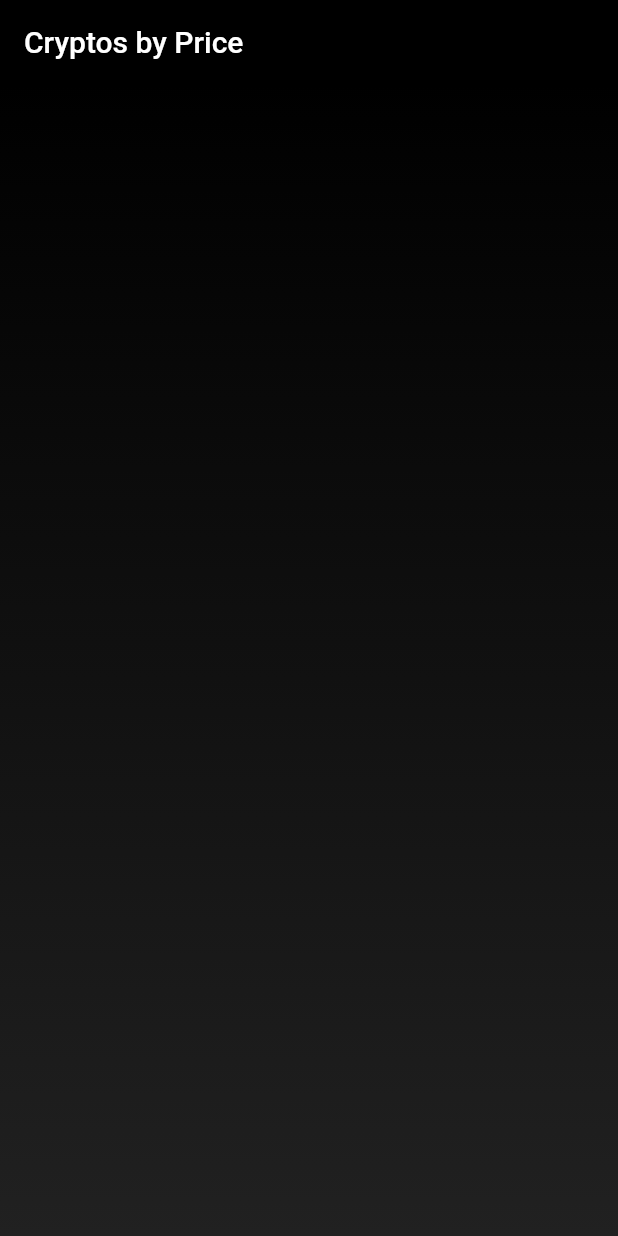
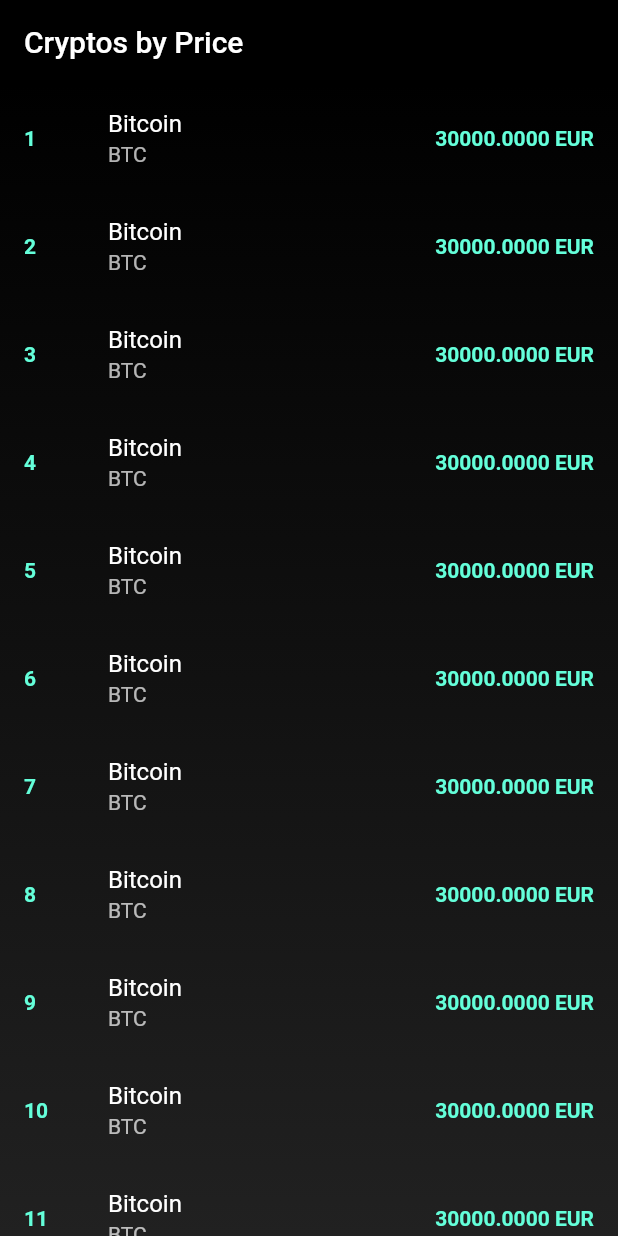
Before and after one commit to alexandrecyano/crypto_price, a Flutter app: the screen it shows after launch, on a phone screen of 412 x 824 dp. Run offline on Flutter 3.47's test engine with Material 2 defaults, Android fonts, the phone set to English and light mode, and no system bars.

Commit message:
Coin list UI

```diff
--- a/lib/screens/home_screen.dart
+++ b/lib/screens/home_screen.dart
@@ -1,3 +1,5 @@
+import 'dart:ui';
+
 import 'package:flutter/material.dart';
 
 class HomeScreen extends StatefulWidget {
@@ -21,8 +23,42 @@ class _HomeScreenState extends State<HomeScreen> {
                 Theme.of(context).primaryColor,
                 Colors.grey[900]!,
               ],
+            ),
+          ),
+          child: ListView.builder(
+            itemCount: 20,
+            itemBuilder: (BuildContext context, int index) {
+              return ListTile(
+                leading: Column(
+                  mainAxisAlignment: MainAxisAlignment.center,
+                  children: [
+                    Text(
+                      '${++index}',
+                      style: TextStyle(
+                        color: Theme.of(context).accentColor,
+                        fontWeight: FontWeight.w600,
+                      ),
+                    ),
+                  ],
+                ),
+                title: Text(
+                  'Bitcoin',
+                  style: const TextStyle(color: Colors.white),
+                ),
+                subtitle: Text(
+                  'BTC',
+                  style: const TextStyle(color: Colors.white70),
+                ),
+                trailing: Text(
+                  '\30000.0000 EUR',
+                  style: TextStyle(
+                    color: Theme.of(context).accentColor,
+                    fontWeight: FontWeight.w600,
+                  ),
+                ),
+              );
+            },
           )),
-      ),
     );
   }
 }
```
Lines whose indentation alone changed are shown as unchanged.
